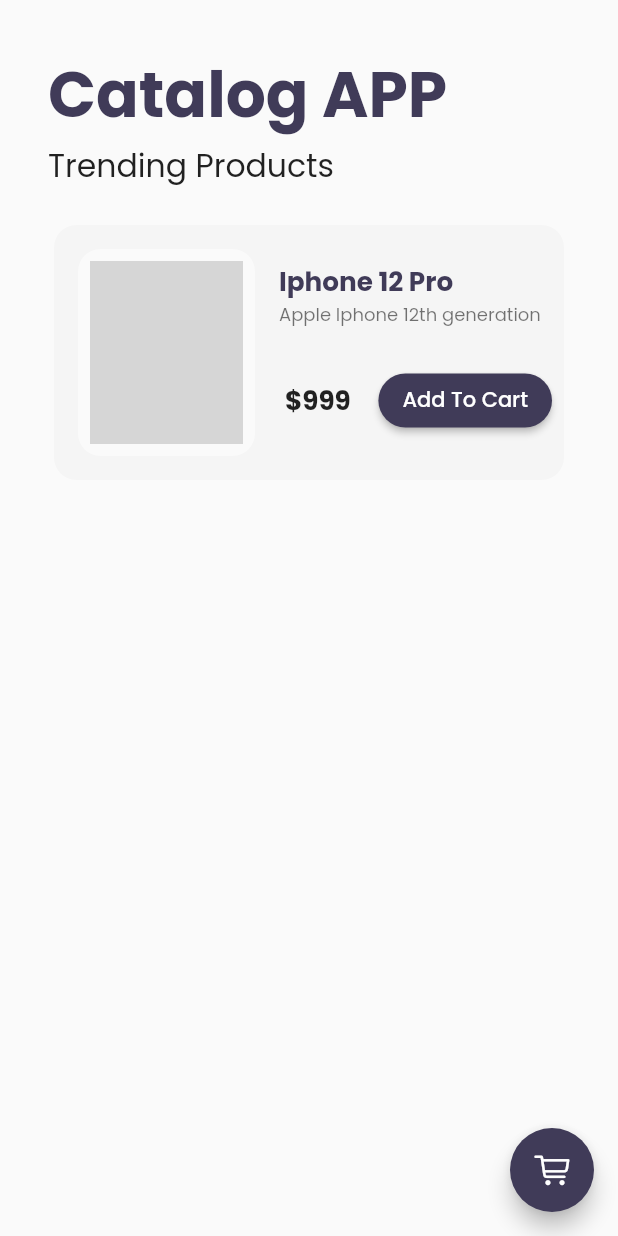
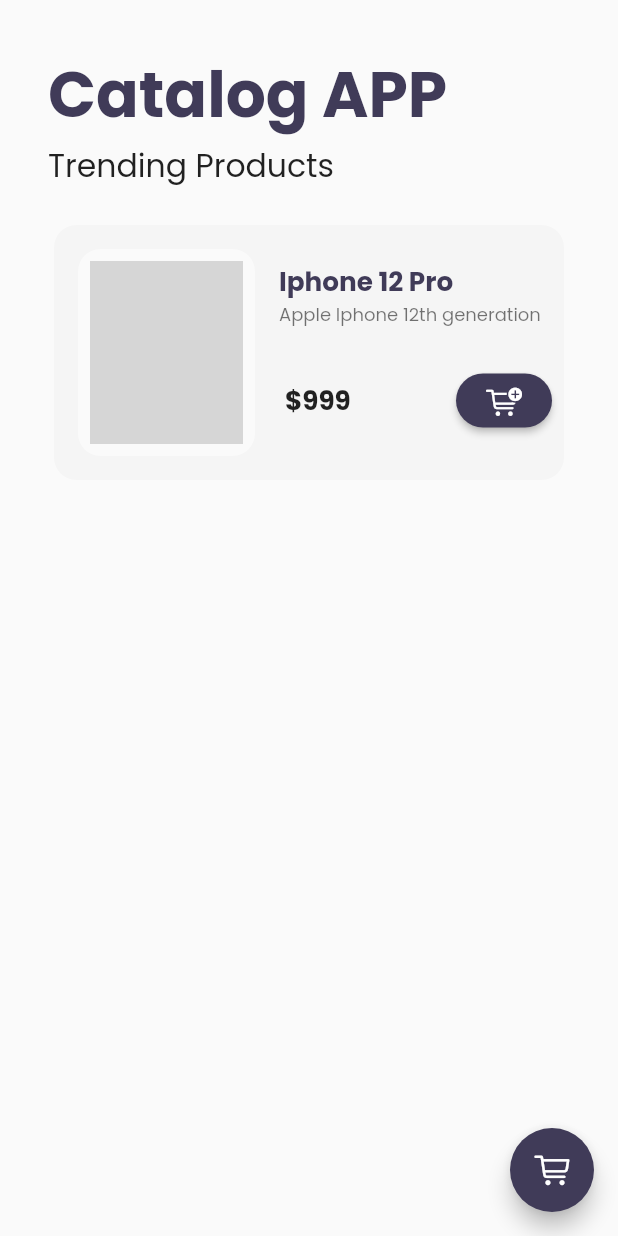
Before and after one commit to SajidAfridi/categoryapp, a Flutter app: the first screen one second after launch, on a phone screen of 412 x 824 dp. Run offline on Flutter 3.47's test engine with Material 2 defaults, Android fonts, the phone set to English and light mode, and no system bars; our stand-ins replace google_fonts, velocity_x; network calls fail; grey boxes are pictures that could not be loaded.

Commit message:
cart backend and frontend done

```diff
--- a/lib/models/cart.dart
+++ b/lib/models/cart.dart
@@ -22,7 +22,7 @@ class CartModel{
 
   //get total price
 
-  num get totalPrice => items.fold(0, (total, current) => total= current.price);
+  num get totalPrice => items.fold(0, (total, current) => total+ current.price);
 
   void add(Item item){
     _itemIds.add(item.id);
--- a/lib/pages/cart_page.dart
+++ b/lib/pages/cart_page.dart
@@ -69,14 +69,15 @@ class _CartListState extends State<_CartList> {
   final _cart = CartModel();
   @override
   Widget build(BuildContext context) {
-    return ListView.builder(
+    return _cart.items.isEmpty?"Nothing to show".text.center.xl2.make():ListView.builder(
       itemCount: _cart.items.length,
         itemBuilder: (context, index)=>ListTile(
             leading: Icon(Icons.done,),
           trailing: IconButton(
              icon: Icon(Icons.remove),
             onPressed: () {
-
+            _cart.remover(_cart.items[index]);
+            setState(() {});
             },
           ),
           title: _cart.items[index].name.text.make(),
--- /dev/null
+++ b/lib/widgets/home_widgets/addtocart.dart
@@ -0,0 +1,38 @@
+import 'package:flutter/cupertino.dart';
+import 'package:flutter/material.dart';
+import 'package:flutter_catalog/models/cart.dart';
+import 'package:flutter_catalog/models/catalog.dart';
+import 'package:velocity_x/velocity_x.dart';
+
+class AddToCart extends StatefulWidget {
+  const AddToCart({Key? key, required this.catalog}) : super(key: key);
+  final Item catalog;
+  @override
+  State<AddToCart> createState() => _AddToCartState();
+}
+
+class _AddToCartState extends State<AddToCart> {
+  final _cart= CartModel();
+  @override
+  Widget build(BuildContext context) {
+    bool isInCart = _cart.items.contains(widget.catalog);
+
+    return ElevatedButton(
+      onPressed: (){
+        isInCart= isInCart.toggle();
+        final _catalog= CatalogModel();
+        _cart.catalog= _catalog;
+        _cart.add(widget.catalog);
+        setState(() {});
+      },
+      child: isInCart ? Icon(Icons.done) :Icon(CupertinoIcons.cart_badge_plus),
+      style: ButtonStyle(
+          backgroundColor: MaterialStateProperty.all(
+            context.theme.buttonColor,
+          ),
+          shape: MaterialStateProperty.all(
+            StadiumBorder(),
+          )),
+    ).px4();
+  }
+}
--- a/lib/widgets/home_widgets/catalog_list.dart
+++ b/lib/widgets/home_widgets/catalog_list.dart
@@ -5,18 +5,18 @@ import 'package:flutter_catalog/pages/home_details.dart';
 import 'package:flutter_catalog/widgets/theme.dart';
 import 'package:flutter/material.dart';
 import 'package:velocity_x/velocity_x.dart';
+import 'addtocart.dart';
 import 'catalog_image.dart';
-
 
 class CatalogList extends StatelessWidget {
   const CatalogList({Key? key}) : super(key: key);
-
   @override
   Widget build(BuildContext context) {
+    final _cart= CartModel();
     return Flexible(
       child: ListView.builder(
         scrollDirection: Axis.vertical,
-        shrinkWrap: true,
+        // shrinkWrap: true,
         itemBuilder: (context, index){
           final catalog= CatalogModel.items[index];
           return InkWell(
@@ -63,34 +63,3 @@ class CatalogItem extends StatelessWidget {
     ).color(context.cardColor).rounded.square(170.0).make().py8();
   }
 }
-class AddToCart extends StatefulWidget {
-  const AddToCart({Key? key, required this.catalog}) : super(key: key);
-  final Item catalog;
-  @override
-  State<AddToCart> createState() => _AddToCartState();
-}
-
-class _AddToCartState extends State<AddToCart> {
-  bool isAdded = false;
-  @override
-  Widget build(BuildContext context) {
-    return ElevatedButton(
-      onPressed: (){
-      isAdded= isAdded.toggle();
-      final _catalog= CatalogModel();
-      final _cart= CartModel();
-      _cart.catalog= _catalog;
-      _cart.add(widget.catalog);
-      setState(() {});
-      },
-      child: isAdded ? Icon(Icons.done) :Text("Add To Cart"),
-      style: ButtonStyle(
-        backgroundColor: MaterialStateProperty.all(
-          context.theme.buttonColor,
-        ),
-        shape: MaterialStateProperty.all(
-          StadiumBorder(),
-        )),
-    ).px4();
-  }
-}
```
Also changed, not shown: lib/pages/home_details.dart (+2 -12 lines).
